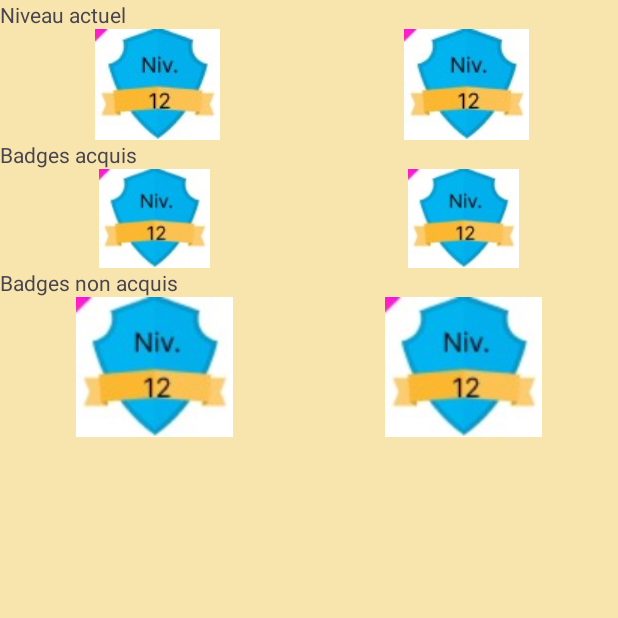
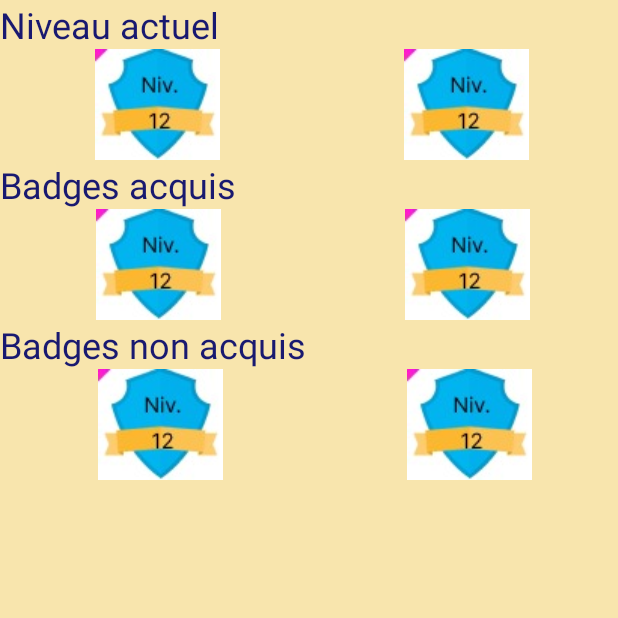
Before and after one commit to Mtouat/Hydrate-Reminder, an Android app: the fragment Badges placed in its activity, on a phone screen of 412 x 824 dp, the top half of it. Run offline under Robolectric (Android 15) with nearby library versions, the phone set to English and light mode, and no system bars; Roboto replaces fonts that are not available here.

Commit message:
changement fond et police

```diff
--- a/app/src/main/res/layout/fragment_badges.xml
+++ b/app/src/main/res/layout/fragment_badges.xml
@@ -7,7 +7,9 @@
     android:layout_height="match_parent"
     android:orientation="vertical"
     tools:context=".Badges"
-    android:background="@color/fond_appli">
+    android:background="@color/fond_appli"
+    android:textColor="@color/texte_appli"
+    android:theme="@style/text_color">
 
     <!-- TODO: Update blank fragment layout -->
 
@@ -15,7 +17,8 @@
         android:id="@+id/tV_niveau"
         android:layout_width="match_parent"
         android:layout_height="wrap_content"
-        android:text="@string/niveau_Actuel" />
+        android:text="@string/niveau_Actuel"
+        android:textSize="24sp" />
 
     <LinearLayout
         android:layout_width="match_parent"
@@ -40,16 +43,17 @@
         android:id="@+id/tV_badges_acquis"
         android:layout_width="match_parent"
         android:layout_height="wrap_content"
-        android:text="@string/badges_acquis" />
+        android:text="@string/badges_acquis"
+        android:textSize="24sp" />
 
     <LinearLayout
         android:layout_width="match_parent"
-        android:layout_height="66dp"
+        android:layout_height="wrap_content"
         android:orientation="horizontal">
 
         <ImageView
             android:id="@+id/iV_badge3"
-            android:layout_width="wrap_content"
+            android:layout_width="94dp"
             android:layout_height="wrap_content"
             android:layout_weight="1"
             android:src="@drawable/badge" />
@@ -57,7 +61,7 @@
         <ImageView
             android:id="@+id/iV_badge4"
             android:layout_width="wrap_content"
-            android:layout_height="wrap_content"
+            android:layout_height="match_parent"
             android:layout_weight="1"
             android:src="@drawable/badge" />
     </LinearLayout>
@@ -66,24 +70,25 @@
         android:id="@+id/tV_badges_non_acquis"
         android:layout_width="match_parent"
         android:layout_height="wrap_content"
-        android:text="@string/badges_non_acquis" />
+        android:text="@string/badges_non_acquis"
+        android:textSize="24sp" />
 
     <LinearLayout
         android:layout_width="match_parent"
-        android:layout_height="match_parent"
+        android:layout_height="wrap_content"
         android:orientation="horizontal">
 
         <ImageView
             android:id="@+id/iV_badge5"
-            android:layout_width="wrap_content"
-            android:layout_height="93dp"
+            android:layout_width="100dp"
+            android:layout_height="wrap_content"
             android:layout_weight="1"
             android:src="@drawable/badge" />
 
         <ImageView
             android:id="@+id/iV_badge6"
             android:layout_width="wrap_content"
-            android:layout_height="93dp"
+            android:layout_height="wrap_content"
             android:layout_weight="1"
             android:src="@drawable/badge" />
     </LinearLayout>
--- a/app/src/main/res/layout/fragment_changement_de_gourde.xml
+++ b/app/src/main/res/layout/fragment_changement_de_gourde.xml
@@ -5,7 +5,8 @@
     android:layout_height="match_parent"
     android:orientation="vertical"
     tools:context=".Changement_de_gourde"
-    android:background="@color/fond_appli">
+    android:background="@color/fond_appli"
+    android:theme="@style/text_color">
 
     <!-- TODO: Update blank fragment layout -->
 
@@ -14,7 +15,7 @@
         android:layout_width="match_parent"
         android:layout_height="wrap_content"
         android:text="@string/chgmt_gourde"
-        android:textSize="20sp" />
+        android:textSize="24sp" />
 
     <Button
         android:id="@+id/btn_gourde1"
--- a/app/src/main/res/layout/fragment_recalibrage1.xml
+++ b/app/src/main/res/layout/fragment_recalibrage1.xml
@@ -5,7 +5,9 @@
     android:layout_width="match_parent"
     android:layout_height="match_parent"
     android:orientation="vertical"
-    tools:context=".Recalibrage1">
+    tools:context=".Recalibrage1"
+    android:background="@color/fond_appli"
+    android:theme="@style/text_color">
 
     <!-- TODO: Update blank fragment layout -->
     <TextView
--- a/app/src/main/res/values/colors.xml
+++ b/app/src/main/res/values/colors.xml
@@ -10,5 +10,6 @@
     <color name="jaune">#FFFFEB3B</color>
     <color name="fond_appli">#F8E5AD</color>
     <color name="texte_appli">#191970</color>
+    <color name="fond_boutons">#FCC931</color>
 
 </resources>
--- a/app/src/main/res/values/themes.xml
+++ b/app/src/main/res/values/themes.xml
@@ -6,4 +6,10 @@
     </style>
 
     <style name="Theme.HydrateReminder" parent="Base.Theme.HydrateReminder" />
+
+    <style name="text_color">
+        <item name="android:textColor"> #191970 </item>
+    </style>
+
+
 </resources>
```
Also changed, not shown: app/src/main/res/layout/fragment_accueil.xml (+9 -6 lines), app/src/main/res/layout/fragment_menu__principal.xml (+12 -4 lines), app/src/main/res/layout/fragment_notifications_menu.xml (+15 -5 lines), app/src/main/res/layout/fragment_notifs_lumineuses.xml (+8 -3 lines), app/src/main/res/layout/fragment_notifs_sonores.xml (+20 -8 lines), app/src/main/res/layout/fragment_notifs_vibrations.xml (+18 -8 lines), app/src/main/res/layout/fragment_objectifs_hydratation.xml (+7 -2 lines), app/src/main/res/layout/fragment_recalibrage2.xml (+6 -2 lines).
